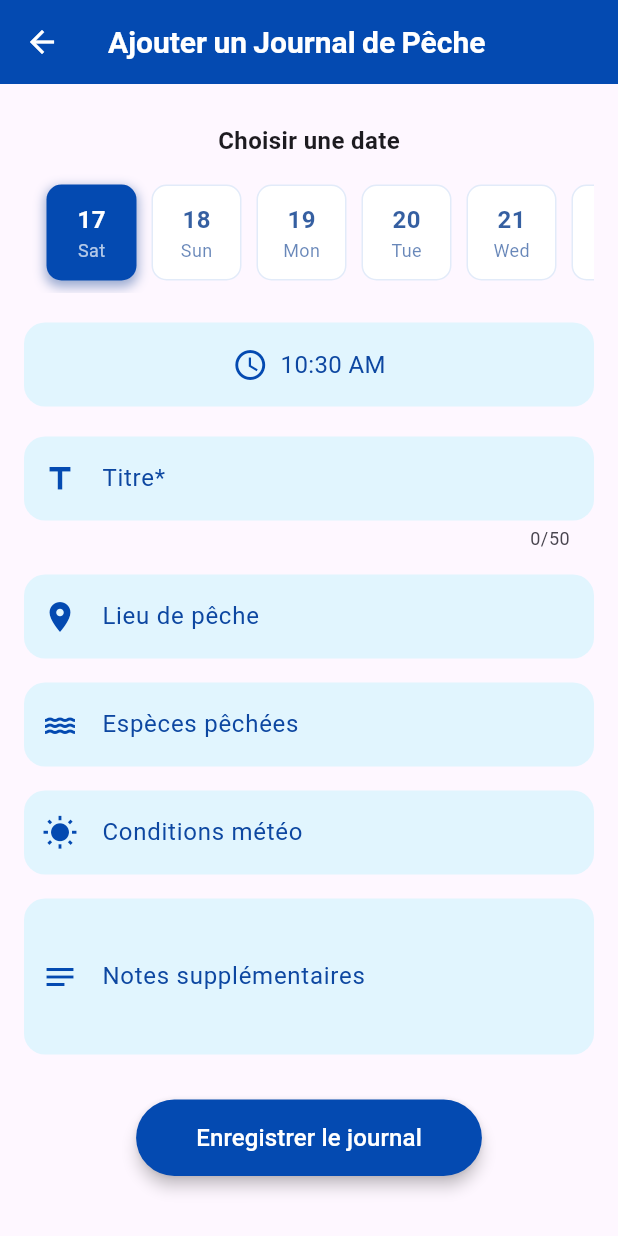
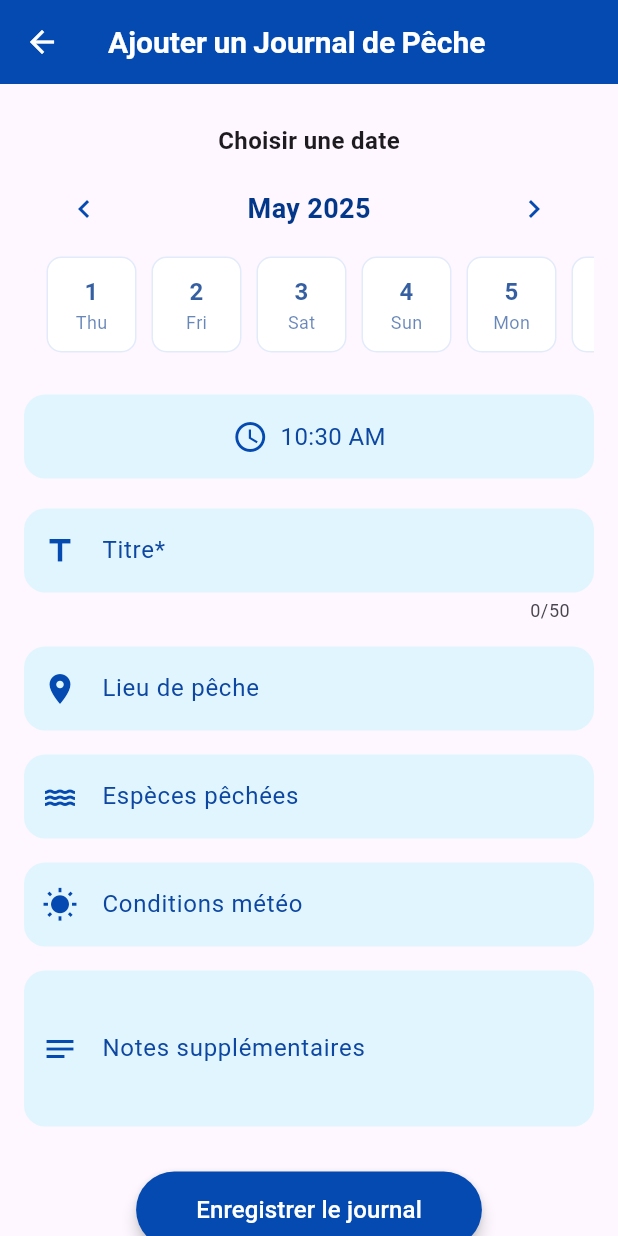
Before and after one commit to azzachater/fish_app, a Flutter app: the AddJournalPage screen opened directly, on a phone screen of 412 x 824 dp. Run offline on Flutter 3.47's test engine with Material 3 defaults, Android fonts, the phone set to English and light mode, and no system bars; our stand-ins replace fl_chart, flutter_map, flutter_secure_storage, font_awesome_flutter, geolocator, get and 7 more; missing offline and left inert: flutter_osm_plugin, pusher_channels_flutter; accounts and stored records are empty; network calls fail.

Commit message:
journal updated 17/5

```diff
--- a/lib/main.dart
+++ b/lib/main.dart
@@ -1,3 +1,4 @@
+import 'package:fish_app/controller/data_selector_controller.dart';
 import 'package:fish_app/controller/order_controller.dart';
 import 'package:fish_app/controller/product_card_controller.dart';
 import 'package:fish_app/controllers/notification_controller.dart';
@@ -33,8 +34,9 @@ void main() async {
   Get.put(FavoriteController());
   Get.put(EventController());
   Get.put(TaskController());
+  Get.put(JournalController());
+  Get.put(DateSelectorController());
   Get.put(AddJournalController());
-  Get.put(JournalController());
   Get.put(ForecastController());
   Get.put(OrderController());
   await Get.putAsync(() => PusherService().init());
--- a/lib/screens/journal/add_journal_page.dart
+++ b/lib/screens/journal/add_journal_page.dart
@@ -35,6 +35,37 @@ class _AddJournalPageState extends State<AddJournalPage>
   @override
   void initState() {
     super.initState();
+
+    // Initialise les valeurs si en mode édition
+    if (widget.entry != null) {
+      final entry = widget.entry!;
+      _titleController.text = entry.title;
+      _locationController.text = entry.location;
+      _speciesController.text = entry.speciesCaught;
+      _conditionsController.text = entry.fishingConditions;
+      _notesController.text = entry.notes;
+
+      // Parse le temps existant
+      final timeParts = entry.time.split(':');
+      _selectedTime = TimeOfDay(
+        hour: int.parse(timeParts[0]),
+        minute: int.parse(timeParts[1]),
+      );
+
+      // Parse la date existante
+      try {
+        final entryDate = DateFormat('yyyy-MM-dd').parse(entry.date);
+        _dateSelectorController.selectDate(
+          _dateSelectorController.dates.indexWhere(
+            (d) => DateFormat('yyyy-MM-dd').format(d) == entry.date,
+          ),
+        );
+      } catch (e) {
+        print('Error parsing date: $e');
+      }
+    }
+
+    // Initialise UN SEUL AnimationController
     _animationController = AnimationController(
       duration: const Duration(milliseconds: 600),
       vsync: this,
@@ -111,8 +142,31 @@ class _AddJournalPageState extends State<AddJournalPage>
             .selectedIndex
             .value];
     final formattedDate = DateFormat('yyyy-MM-dd').format(selectedDate);
+    final formattedTime = '${_selectedTime.hour}:${_selectedTime.minute}';
 
-    final journal = FishingJournal(
+    final controller = Get.find<JournalController>();
+
+    if (widget.entry != null) {
+      // Mode édition - Mise à jour de l'entrée existante
+      final updatedEntry = FishingJournal(
+        id: widget.entry!.id, // Garde le même ID
+        title: _titleController.text,
+        location: _locationController.text,
+        speciesCaught: _speciesController.text,
+        fishingConditions: _conditionsController.text,
+        notes: _notesController.text,
+        date: formattedDate,
+        time: formattedTime,
+      );
+
+      controller.updateEntry(updatedEntry.id, updatedEntry).then((_) {
+        controller.filterByDate(selectedDate);
+        Get.back(result: updatedEntry); // Retourne l'entrée modifiée
+        Get.snackbar("Succès", "Journal mis à jour !");
+      });
+    } else {
+      // Mode création - Nouvelle entrée
+      final newEntry = FishingJournal(
         id: DateTime.now().millisecondsSinceEpoch.toString(),
         title: _titleController.text,
         location: _locationController.text,
@@ -120,15 +174,15 @@ class _AddJournalPageState extends State<AddJournalPage>
         fishingConditions: _conditionsController.text,
         notes: _notesController.text,
         date: formattedDate,
-      time: '${_selectedTime.hour}:${_selectedTime.minute}',
+        time: formattedTime,
       );
 
-    final controller = Get.find<JournalController>();
-    controller.addEntry(journal).then((_) {
+      controller.addEntry(newEntry).then((_) {
         controller.filterByDate(selectedDate);
-      Get.back();
+        Get.back(result: newEntry);
         Get.snackbar("Succès", "Journal enregistré !");
       });
+    }
   }
 
   @override
--- a/lib/screens/journal/data_selector.dart
+++ b/lib/screens/journal/data_selector.dart
@@ -5,32 +5,72 @@ import 'package:get/get.dart';
 import 'package:intl/intl.dart';
 
 class DateSelector extends StatelessWidget {
-  final DateSelectorController controller = Get.put(DateSelectorController());
+  final DateSelectorController controller = Get.find<DateSelectorController>();
 
   @override
   Widget build(BuildContext context) {
-    return SizedBox(
+    return Column(
+      children: [
+        Padding(
+          padding: const EdgeInsets.symmetric(horizontal: 16),
+          child: Row(
+            mainAxisAlignment: MainAxisAlignment.spaceBetween,
+            children: [
+              IconButton(
+                icon: Icon(Icons.chevron_left, color: AppTheme.primaryColor),
+                onPressed:
+                    controller
+                        .goToPreviousMonth, // Utilisez directement la méthode
+              ),
+              Obx(
+                () => Text(
+                  DateFormat(
+                    'MMMM yyyy',
+                  ).format(controller.currentDisplayedMonth.value),
+                  style: TextStyle(
+                    fontSize: 18,
+                    fontWeight: FontWeight.bold,
+                    color: AppTheme.darkPrimary,
+                  ),
+                ),
+              ),
+              IconButton(
+                icon: Icon(Icons.chevron_right, color: AppTheme.primaryColor),
+                onPressed:
+                    controller.goToNextMonth, // Utilisez directement la méthode
+              ),
+            ],
+          ),
+        ),
+        // Liste des jours
+        SizedBox(
           height: 80,
-      child: ListView.builder(
+          child: Obx(
+            () => ListView.builder(
               scrollDirection: Axis.horizontal,
               itemCount: controller.dates.length,
               padding: const EdgeInsets.symmetric(horizontal: 10, vertical: 8),
               itemBuilder: (context, index) {
                 DateTime date = controller.dates[index];
+                bool isToday = _isSameDay(date, DateTime.now());
+                bool isSelected = index == controller.selectedIndex.value;
 
                 return GestureDetector(
                   onTap: () => controller.selectDate(index),
-            child: Obx(() {
-              bool isSelected = index == controller.selectedIndex.value;
-
-              return Container(
+                  child: Container(
                     width: 60,
                     margin: const EdgeInsets.symmetric(horizontal: 5),
                     padding: const EdgeInsets.symmetric(vertical: 6),
                     decoration: BoxDecoration(
-                  color: isSelected ? AppTheme.primaryColor : Colors.white,
+                      color:
+                          isSelected
+                              ? AppTheme.primaryColor
+                              : isToday
+                              ? AppTheme.lightPrimary
+                              : Colors.white,
                       borderRadius: BorderRadius.circular(10),
-                  boxShadow: isSelected
+                      boxShadow:
+                          isSelected
                               ? [
                                 BoxShadow(
                                   color: AppTheme.darkPrimary.withOpacity(0.4),
@@ -40,20 +80,27 @@ class DateSelector extends StatelessWidget {
                                 ),
                               ]
                               : [],
-                  border: isSelected
+                      border:
+                          isSelected || isToday
                               ? null
-                      : Border.all(color: AppTheme.lightPrimary, width: 1),
+                              : Border.all(
+                                color: AppTheme.lightPrimary,
+                                width: 1,
+                              ),
                     ),
                     child: Column(
                       mainAxisAlignment: MainAxisAlignment.center,
                       children: [
                         Text(
-                      DateFormat('dd').format(date),
+                          DateFormat('d').format(date),
                           style: TextStyle(
                             fontSize: 16,
                             fontWeight: FontWeight.bold,
-                        color: isSelected
+                            color:
+                                isSelected
                                     ? Colors.white
+                                    : isToday
+                                    ? AppTheme.primaryColor
                                     : AppTheme.darkPrimary.withOpacity(0.8),
                           ),
                         ),
@@ -61,18 +108,27 @@ class DateSelector extends StatelessWidget {
                           DateFormat('E').format(date), // Ex: Mon
                           style: TextStyle(
                             fontSize: 12,
-                        color: isSelected
+                            color:
+                                isSelected
                                     ? Colors.white70
+                                    : isToday
+                                    ? AppTheme.primaryColor
                                     : AppTheme.darkPrimary.withOpacity(0.6),
                           ),
                         ),
                       ],
                     ),
-              );
-            }),
+                  ),
                 );
               },
             ),
+          ),
+        ),
+      ],
     );
   }
+
+  bool _isSameDay(DateTime a, DateTime b) {
+    return a.year == b.year && a.month == b.month && a.day == b.day;
   }
+}
```
Also changed, not shown: lib/controller/data_selector_controller.dart (+68 -18 lines), lib/controller/journal_controller.dart (+65 -15 lines), lib/models/fishingJournal.dart (+4 -4 lines), lib/screens/journal/diary_screen.dart (+2 -6 lines), lib/service/api_journal_service.dart (+18 -20 lines). Lines whose indentation alone changed are shown as unchanged.
